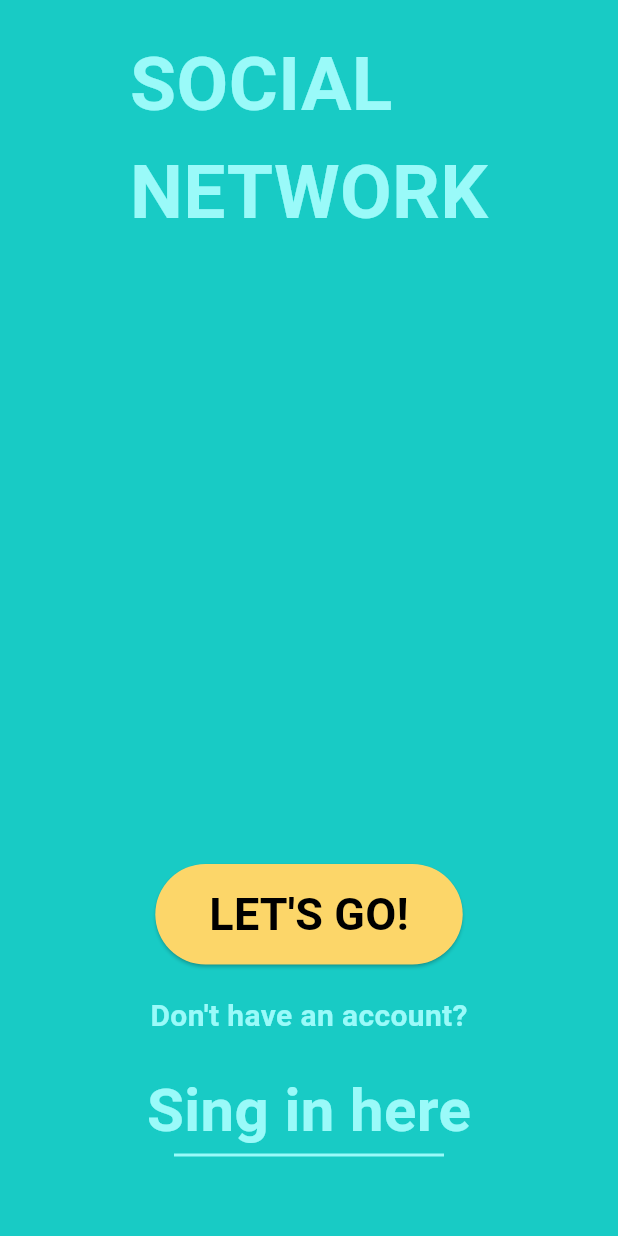
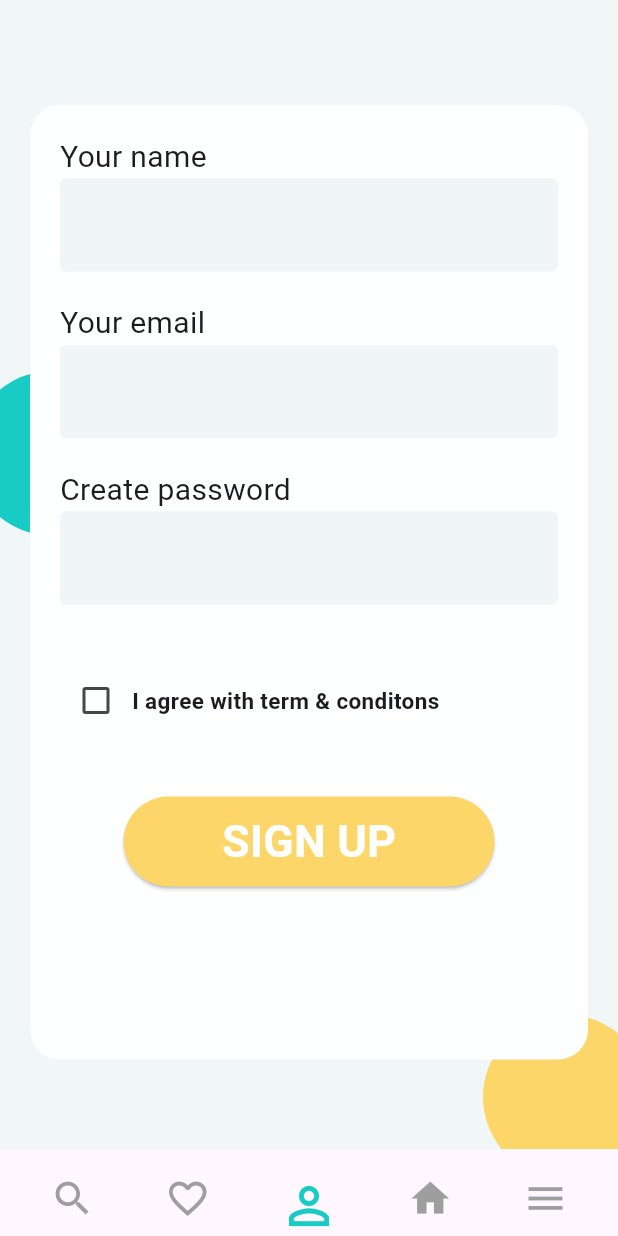
Before and after one commit to Yashu-Chaudhary/Social-Network-UI, a Flutter app: the screen it shows after launch, after a tap on "LET'S GO!", on a phone screen of 412 x 824 dp. Run offline on Flutter 3.47's test engine with Material 3 defaults, Android fonts, the light colour scheme and no system bars.

Commit message:
signup Page

```diff
--- /dev/null
+++ b/lib/bottom_navbar/bottom_navbar.dart
@@ -0,0 +1,98 @@
+import 'package:flutter/material.dart';
+import 'package:socail_network/screens/home_page/homepage.dart';
+import 'package:socail_network/screens/options_page/options_page.dart';
+import 'package:socail_network/screens/profile/profile.dart';
+import 'package:socail_network/screens/favourite_page/favourite_page.dart';
+import 'package:socail_network/screens/search_screen/search_screen.dart';
+import 'package:socail_network/utils/constants/color_constants.dart';
+
+class BottomNavigatationBar extends StatefulWidget {
+  const BottomNavigatationBar({super.key});
+
+  @override
+  State<BottomNavigatationBar> createState() => _BottomNavigatationBarState();
+}
+
+class _BottomNavigatationBarState extends State<BottomNavigatationBar> {
+  int choosedIndex = 2;
+  static final List<Widget> pages = [
+    const SearchPage(),
+    const FavouritePage(),
+    const ProfilePage(),
+    const HomePage(),
+    const OptionsPage(),
+  ];
+  @override
+  Widget build(BuildContext context) {
+    dynamic device = MediaQuery.of(context);
+
+    return Scaffold(
+      body: pages[choosedIndex],
+      bottomNavigationBar: Container(
+        padding: const EdgeInsets.all(10),
+        height: device.size.height * 0.07,
+        decoration: const BoxDecoration(),
+        child: Row(
+          mainAxisAlignment: MainAxisAlignment.spaceAround,
+          children: [
+            IconButton(
+                onPressed: () {
+                  setState(() {
+                    choosedIndex = 0;
+                  });
+                },
+                icon: const Icon(
+                  Icons.search_outlined,
+                  color: PColors.greyIcon,
+                  size: 30,
+                )),
+            IconButton(
+                onPressed: () {
+                  setState(() {
+                    choosedIndex = 1;
+                  });
+                },
+                icon: const Icon(
+                  Icons.favorite_border,
+                  color: PColors.greyIcon,
+                  size: 30,
+                )),
+            IconButton(
+                onPressed: () {
+                  setState(() {
+                    choosedIndex = 2;
+                  });
+                },
+                icon: const Icon(
+                  Icons.person_outline,
+                  color: PColors.primary,
+                  size: 40,
+                )),
+            IconButton(
+                onPressed: () {
+                  setState(() {
+                    choosedIndex = 3;
+                  });
+                },
+                icon: const Icon(
+                  Icons.home,
+                  color: PColors.greyIcon,
+                  size: 30,
+                )),
+            IconButton(
+                onPressed: () {
+                  setState(() {
+                    choosedIndex = 4;
+                  });
+                },
+                icon: const Icon(
+                  Icons.menu,
+                  color: PColors.greyIcon,
+                  size: 30,
+                )),
+          ],
+        ),
+      ),
+    );
+  }
+}
--- a/lib/main.dart
+++ b/lib/main.dart
@@ -1,21 +1,21 @@
 import 'package:flutter/material.dart';
+import 'package:flutter/services.dart';
 import 'package:socail_network/screens/onboarding_screen.dart/onboarding_screen.dart';
 
 void main() {
+  SystemChrome.setSystemUIOverlayStyle(const SystemUiOverlayStyle(statusBarColor: Colors.transparent));
   runApp(const MyApp());
 }
 
 class MyApp extends StatelessWidget {
   const MyApp({super.key});
 
-  // This widget is the root of your application.
   @override
   Widget build(BuildContext context) {
     return MaterialApp(
       title: 'Flutter Demo',
       debugShowCheckedModeBanner: false,
       theme: ThemeData(
-
         // colorScheme: ColorScheme.fromSeed(seedColor: Colors.deepPurple),
         useMaterial3: true,
       ),
--- /dev/null
+++ b/lib/screens/favourite_page/favourite_page.dart
@@ -0,0 +1,10 @@
+import 'package:flutter/material.dart';
+
+class FavouritePage extends StatelessWidget {
+  const FavouritePage({super.key});
+
+  @override
+  Widget build(BuildContext context) {
+    return const Text('22222222222222');
+  }
+}
--- /dev/null
+++ b/lib/screens/home_page/homepage.dart
@@ -0,0 +1,10 @@
+import 'package:flutter/material.dart';
+
+class HomePage extends StatelessWidget {
+  const HomePage({super.key});
+
+  @override
+  Widget build(BuildContext context) {
+    return const Text('44444444444');
+  }
+}
--- a/lib/screens/onboarding_screen.dart/onboarding_screen.dart
+++ b/lib/screens/onboarding_screen.dart/onboarding_screen.dart
@@ -1,5 +1,5 @@
 import 'package:flutter/material.dart';
-import 'package:flutter/widgets.dart';
+import 'package:socail_network/bottom_navbar/bottom_navbar.dart';
 import 'package:socail_network/utils/constants/color_constants.dart';
 import 'package:socail_network/utils/constants/string_constants.dart';
 
@@ -31,7 +31,10 @@ class OnBoardingScreen extends StatelessWidget {
               ElevatedButton(
                 style:
                     ElevatedButton.styleFrom(backgroundColor: PColors.yellow),
-                onPressed: () {},
+                onPressed: () {
+                  Navigator.push(
+                      context, MaterialPageRoute(builder: (context) =>const BottomNavigatationBar()));
+                },
                 child: const Padding(
                   padding: EdgeInsets.all(12.0),
                   child: Text(
--- /dev/null
+++ b/lib/screens/options_page/options_page.dart
@@ -0,0 +1,10 @@
+import 'package:flutter/material.dart';
+
+class OptionsPage extends StatelessWidget {
+  const OptionsPage({super.key});
+
+  @override
+  Widget build(BuildContext context) {
+    return const Text('5555555555555');
+  }
+}
--- /dev/null
+++ b/lib/screens/profile/profile.dart
@@ -0,0 +1,127 @@
+import 'package:flutter/material.dart';
+import 'package:socail_network/utils/common/checkbox_tem_condition.dart';
+import 'package:socail_network/utils/common/two_cirecle_background.dart';
+import 'package:socail_network/utils/constants/color_constants.dart';
+import 'package:socail_network/utils/constants/string_constants.dart';
+
+class ProfilePage extends StatelessWidget {
+  const ProfilePage({super.key});
+
+  @override
+  Widget build(BuildContext context) {
+    dynamic device = MediaQuery.of(context);
+    return Container(
+      // background color of the profile screen
+      decoration: const BoxDecoration(color: PColors.secondary),
+
+      // two circles and container overlap by stack
+      child: Stack(
+        children: [
+          // two circles
+          const TwoCircleBackground(),
+          // ---------container-------------
+          Container(
+            height: device.size.height,
+            width: device.size.width,
+            margin: const EdgeInsets.only(
+              left: 20,
+              right: 20,
+              top: 70,
+              bottom: 60,
+            ),
+            padding: const EdgeInsets.all(20),
+            decoration: BoxDecoration(
+              color: PColors.milkWhite,
+              borderRadius: BorderRadius.circular(20),
+            ),
+            // --------signin page
+            child: SingleChildScrollView(
+              child: Column(
+                crossAxisAlignment: CrossAxisAlignment.start,
+                children: [
+                  const Text(
+                    PTexts.yourName,
+                    style: TextStyle(fontSize: 20),
+                  ),
+                  const TextField(
+                    style: TextStyle(fontWeight: FontWeight.bold, fontSize: 20),
+                    decoration: InputDecoration(
+                        filled: true,
+                        fillColor: PColors.inputBoxColor,
+                        border: OutlineInputBorder(
+                            borderRadius: BorderRadius.all(Radius.circular(5))),
+                        enabledBorder: OutlineInputBorder(
+                            borderSide:
+                                BorderSide(color: PColors.inputBoxColor))),
+                  ),
+                  const SizedBox(height: 20),
+                  const Text(
+                    PTexts.yourEmail,
+                    style: TextStyle(fontSize: 20),
+                  ),
+                  const TextField(
+                    style: TextStyle(fontWeight: FontWeight.bold, fontSize: 20),
+                    decoration: InputDecoration(
+                        filled: true,
+                        fillColor: PColors.inputBoxColor,
+                        border: OutlineInputBorder(
+                            borderRadius: BorderRadius.all(Radius.circular(5))),
+                        enabledBorder: OutlineInputBorder(
+                            borderSide:
+                                BorderSide(color: PColors.inputBoxColor))),
+                  ),
+                  const SizedBox(height: 20),
+                  const Text(
+                    PTexts.createPassword,
+                    style: TextStyle(fontSize: 20),
+                  ),
+                  const TextField(
+                    style: TextStyle(
+                        fontWeight: FontWeight.bold,
+                        fontSize: 20,
+                        color: PColors.yellow),
+                    decoration: InputDecoration(
+                        filled: true,
+                        fillColor: PColors.inputBoxColor,
+                        border: OutlineInputBorder(
+                            borderRadius: BorderRadius.all(Radius.circular(5))),
+                        enabledBorder: OutlineInputBorder(
+                            borderSide:
+                                BorderSide(color: PColors.inputBoxColor))),
+                  ),
+                  const SizedBox(height: 40),
+                  // -------checkbox and term and condition--------
+                  const CheckBoxTermCondition(),
+                  const SizedBox(
+                    height: 40,
+                  ),
+
+                  // sign in button
+                  Center(
+                    child: SizedBox(
+                      width: device.size.width * 0.6,
+                      height: 60,
+                      child: ElevatedButton(
+                        onPressed: () {},
+                        style: ElevatedButton.styleFrom(
+                          backgroundColor: PColors.yellow,
+                        ),
+                        child: const Text(
+                          PTexts.signUp,
+                          style: TextStyle(
+                              color: Colors.white,
+                              fontSize: 30,
+                              fontWeight: FontWeight.bold),
+                        ),
+                      ),
+                    ),
+                  )
+                ],
+              ),
+            ),
+          ),
+        ],
+      ),
+    );
+  }
+}
--- /dev/null
+++ b/lib/screens/search_screen/search_screen.dart
@@ -0,0 +1,10 @@
+import 'package:flutter/material.dart';
+
+class SearchPage extends StatelessWidget {
+  const SearchPage({super.key});
+
+  @override
+  Widget build(BuildContext context) {
+    return const Text('11111111111');
+  }
+}
--- /dev/null
+++ b/lib/utils/common/checkbox_tem_condition.dart
@@ -0,0 +1,31 @@
+import 'package:flutter/material.dart';
+import 'package:socail_network/utils/constants/string_constants.dart';
+
+class CheckBoxTermCondition extends StatefulWidget {
+  const CheckBoxTermCondition({super.key});
+
+  @override
+  State<CheckBoxTermCondition> createState() => _CheckBoxTermConditionState();
+}
+
+class _CheckBoxTermConditionState extends State<CheckBoxTermCondition> {
+  bool isChecked = false;
+  @override
+  Widget build(BuildContext context) {
+    return Row(
+      children: [
+        Checkbox(
+            value: isChecked,
+            onChanged: (bool? value) {
+              setState(() {
+                isChecked = value ?? false;
+              });
+            }),
+        const Text(
+          PTexts.iAgreeWithConditons,
+          style: TextStyle(fontSize: 15, fontWeight: FontWeight.bold),
+        )
+      ],
+    );
+  }
+}
--- /dev/null
+++ b/lib/utils/common/two_cirecle_background.dart
@@ -0,0 +1,40 @@
+import 'package:flutter/material.dart';
+import 'package:flutter/widgets.dart';
+import 'package:socail_network/utils/constants/color_constants.dart';
+
+class TwoCircleBackground extends StatelessWidget {
+  const TwoCircleBackground({super.key});
+
+  @override
+  Widget build(BuildContext context) {
+    dynamic device = MediaQuery.of(context);
+    return SizedBox(
+      height: device.size.height * 0.93,
+      width: device.size.height,
+      child: Stack(
+        children: [
+          Positioned(
+            right: -20,
+            bottom: -20,
+            child: Container(
+              height: 110,
+              width: 110,
+              decoration: const BoxDecoration(
+                  color: PColors.yellow, shape: BoxShape.circle),
+            ),
+          ),
+          Positioned(
+            left: -20,
+            top: device.size.height * 0.3,
+            child: Container(
+              height: 110,
+              width: 110,
+              decoration: const BoxDecoration(
+                  color: PColors.primary, shape: BoxShape.circle),
+            ),
+          )
+        ],
+      ),
+    );
+  }
+}
--- a/lib/utils/constants/color_constants.dart
+++ b/lib/utils/constants/color_constants.dart
@@ -7,7 +7,7 @@ class PColors {
   static const Color yellow = Color(0xfffcd669);
   static const Color milkWhite = Color(0xfffeffff);
   static const Color inputBoxColor = Color(0xfff0f5f8);
-  static const Color greyIcon = Color(0xffcee9e2);
+  static const Color greyIcon = Colors.grey;
   static LinearGradient primaryGradient =
       const LinearGradient(colors: [Color(0xff13aab3), Color(0xff1ccdc5)]);
   // static const Color primary = Color(0xff);
--- a/lib/utils/constants/string_constants.dart
+++ b/lib/utils/constants/string_constants.dart
@@ -3,4 +3,13 @@ class PTexts {
   static const String letsGo = "LET'S GO!";
   static const String dontHaveAnAccount = "Don't have an account?";
   static const String singInHere = "Sing in here";
+
+  // ------------profile screen---------
+  static const String yourName = "Your name";
+  static const String yourEmail = "Your email";
+  static const String createPassword = "Create password";
+  static const String iAgreeWithConditons = "I agree with term & conditons";
+  static const String signUp = "SIGN UP";
+
+
 }
```
